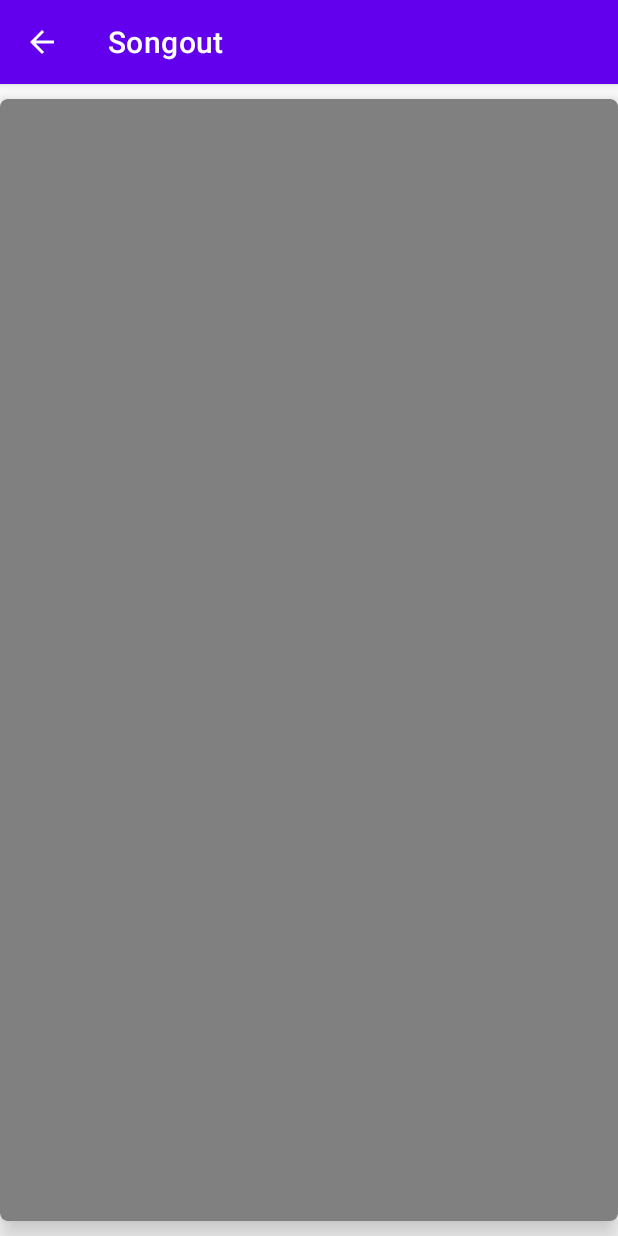
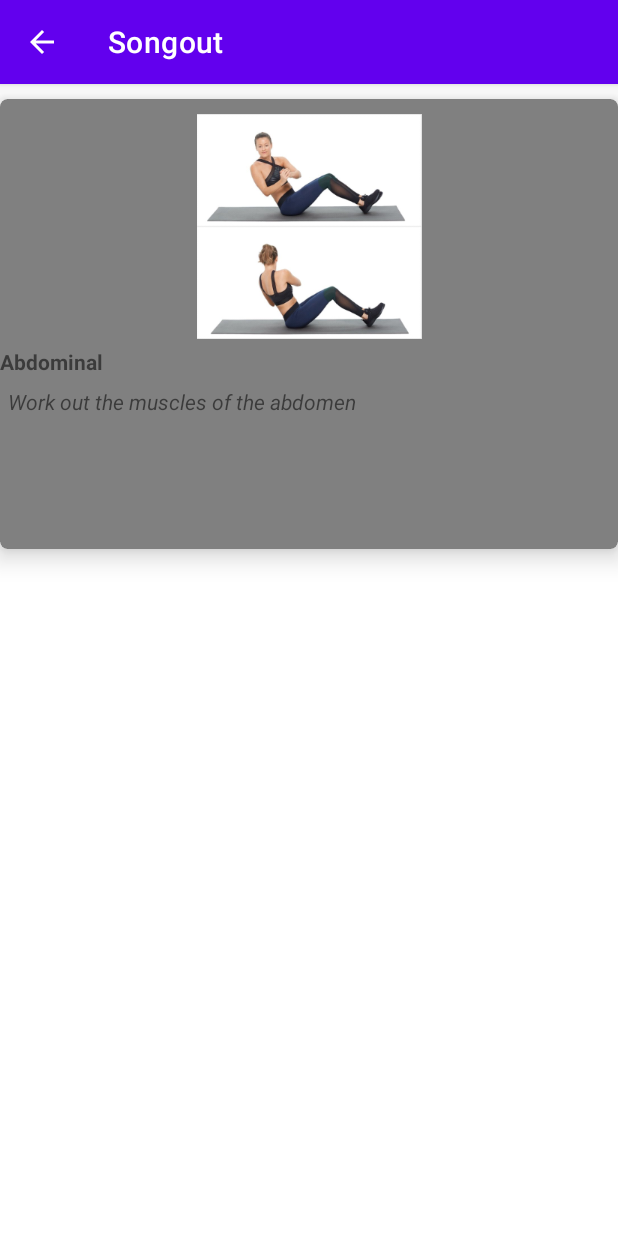
Before and after one commit to eltonsilvamtm/Songout, an Android app: the screen it shows after launch (ChosenExerciseActivity), after a tap on "Abdominal", on a phone screen of 412 x 824 dp. Run offline under Robolectric (Android 15) with nearby library versions, the phone set to English and light mode, and no system bars.

Commit message:
Chosen Exercise activity implementation in progress

```diff
--- a/app/src/main/AndroidManifest.xml
+++ b/app/src/main/AndroidManifest.xml
@@ -19,7 +19,8 @@
             android:label="@string/app_name"
             android:theme="@style/Theme.Songout.NoActionBar">
             <intent-filter>
-                <action android:name="android.intent.action.MAIN" />
+
+            <action android:name="android.intent.action.MAIN" />
 
                 <category android:name="android.intent.category.LAUNCHER" />
             </intent-filter>
--- a/app/src/main/java/com/songout/ChosenExerciseActivity.java
+++ b/app/src/main/java/com/songout/ChosenExerciseActivity.java
@@ -1,39 +1,34 @@
 package com.songout;
-
-import androidx.appcompat.app.AppCompatActivity;
 
 import android.content.Intent;
 import android.os.Bundle;
 import android.widget.ImageView;
 import android.widget.TextView;
 
+import androidx.appcompat.app.AppCompatActivity;
+
 public class ChosenExerciseActivity extends AppCompatActivity {
-    TextView exercise_name, exercise_description;
-    ImageView exercise_image;
+    TextView selected_name, selected_description;
+    ImageView selected_image;
 
     @Override
     protected void onCreate(Bundle savedInstanceState) {
         super.onCreate(savedInstanceState);
         setContentView(R.layout.activity_chosen_exercise);
 
-        exercise_name = findViewById(R.id.selected_name);
-        exercise_description = findViewById(R.id.selected_description);
-        exercise_image = findViewById(R.id.selected_image);
-
+        selected_name = findViewById(R.id.selected_name);
+        selected_description = findViewById(R.id.selected_description);
+        selected_image = findViewById(R.id.selected_image);
 
 
         Intent intent = getIntent();
-        exercise_name.setText(intent.getStringExtra("selected_name"));
-        exercise_description.setText(intent.getStringExtra("selected_description"));
-        exercise_image.setImageResource(intent.getIntExtra("selected_image", 0));
-
-
+        selected_name.setText(intent.getStringExtra("exercise_name"));
+        selected_description.setText(intent.getStringExtra("exercise_description"));
+        selected_image.setImageResource(intent.getIntExtra("exercise_image", 0));
 
 
         //System.out.println(exercise_name.getText().toString());
 
 
-
-
     }
 }
--- a/app/src/main/java/com/songout/ExerciseAdapter.java
+++ b/app/src/main/java/com/songout/ExerciseAdapter.java
@@ -2,12 +2,12 @@ package com.songout;
 
 import android.content.Context;
 import android.content.Intent;
-import android.os.Parcelable;
 import android.view.LayoutInflater;
 import android.view.View;
 import android.view.ViewGroup;
 import android.widget.ImageView;
 import android.widget.TextView;
+
 import androidx.annotation.NonNull;
 import androidx.cardview.widget.CardView;
 import androidx.recyclerview.widget.RecyclerView;
@@ -43,9 +43,9 @@ public class ExerciseAdapter extends RecyclerView.Adapter<ExerciseAdapter.Exerci
             @Override
             public void onClick(View v) {
                 Intent intent = new Intent(v.getContext(), ChosenExerciseActivity.class);
-                intent.putExtra( "text_view_exercise_name", exercisesArray.get(position).getExercise_name());
-                intent.putExtra( "text_view_exercise_description", exercisesArray.get(position).getExercise_description());
-                intent.putExtra( "text_view_exercise_description", exercisesArray.get(position).getExercise_image());
+                intent.putExtra("exercise_name", exercisesArray.get(position).getExercise_name());
+                intent.putExtra("exercise_description", exercisesArray.get(position).getExercise_description());
+                intent.putExtra("exercise_image", exercisesArray.get(position).getExercise_image());
                 v.getContext().startActivity(intent); //you cannot start an activity without a context(this) so that you a Context object which will refer to the activity you wish to retrieve the information
             }
         });
--- a/app/src/main/res/layout/activity_chosen_exercise.xml
+++ b/app/src/main/res/layout/activity_chosen_exercise.xml
@@ -4,7 +4,7 @@
     xmlns:tools="http://schemas.android.com/tools"
     android:id="@+id/card_view_parent"
     android:layout_width="match_parent"
-    android:layout_height="match_parent"
+    android:layout_height="wrap_content"
     android:padding="5dp"
     app:cardCornerRadius="5dp"
     app:cardElevation="10dp"
@@ -14,34 +14,32 @@
     tools:context=".ChosenExerciseActivity"
     android:elevation="0dp">
 
-    <LinearLayout
+    <RelativeLayout
         android:layout_width="match_parent"
         android:layout_height="300dp"
         android:orientation="vertical">
 
         <ImageView
             android:id="@+id/selected_image"
-            android:layout_width="wrap_content"
-            android:layout_height="wrap_content"
-
+            android:layout_width="match_parent"
+            android:layout_height="150dp"
             android:layout_centerHorizontal="true"
             android:layout_marginTop="10dp"
             android:src="@drawable/ic_launcher_background"></ImageView>
 
         <TextView
             android:id="@+id/selected_name"
-            android:layout_width="wrap_content"
+            android:layout_width="match_parent"
             android:layout_height="wrap_content"
             android:layout_centerHorizontal="true"
             android:text="Exercise Name"
             android:textStyle="bold"
-
             android:layout_marginTop="5dp"
             android:layout_below="@id/selected_image"></TextView>
 
         <TextView
             android:id="@+id/selected_description"
-            android:layout_width="wrap_content"
+            android:layout_width="match_parent"
             android:layout_height="wrap_content"
             android:layout_below="@id/selected_name"
             android:layout_marginTop="7dp"
@@ -49,7 +47,7 @@
             android:textStyle="italic"
             android:layout_marginStart="5dp"></TextView>
 
-    </LinearLayout>
+    </RelativeLayout>
 
 
 </androidx.cardview.widget.CardView>
--- a/app/src/main/res/layout/activity_main.xml
+++ b/app/src/main/res/layout/activity_main.xml
@@ -8,8 +8,8 @@
     tools:context=".MainActivity">
 
     <androidx.recyclerview.widget.RecyclerView
+        android:id="@+id/exercisesRecyclerView"
         android:layout_width="match_parent"
-        android:id="@+id/exercisesRecyclerView"
         android:layout_height="match_parent"
         android:layout_centerHorizontal="true">
 
--- a/app/src/main/res/layout/homepage_design.xml
+++ b/app/src/main/res/layout/homepage_design.xml
@@ -2,7 +2,7 @@
 <androidx.cardview.widget.CardView xmlns:android="http://schemas.android.com/apk/res/android"
     xmlns:app="http://schemas.android.com/apk/res-auto"
     android:id="@+id/card_view_parent"
-    android:layout_width="wrap_content"
+    android:layout_width="match_parent"
     android:layout_height="wrap_content"
     android:padding="5dp"
     app:cardCornerRadius="5dp"
@@ -13,13 +13,12 @@
 
     <RelativeLayout
         android:layout_width="match_parent"
-        android:layout_height="match_parent">
+        android:layout_height="wrap_content">
 
         <ImageView
             android:id="@+id/image_view_exercise_image"
             android:layout_width="match_parent"
-            android:layout_height="200dp"
-
+            android:layout_height="150dp"
             android:layout_centerHorizontal="true"
             android:layout_marginTop="10dp"
             android:src="@drawable/ic_launcher_background"></ImageView>
```
